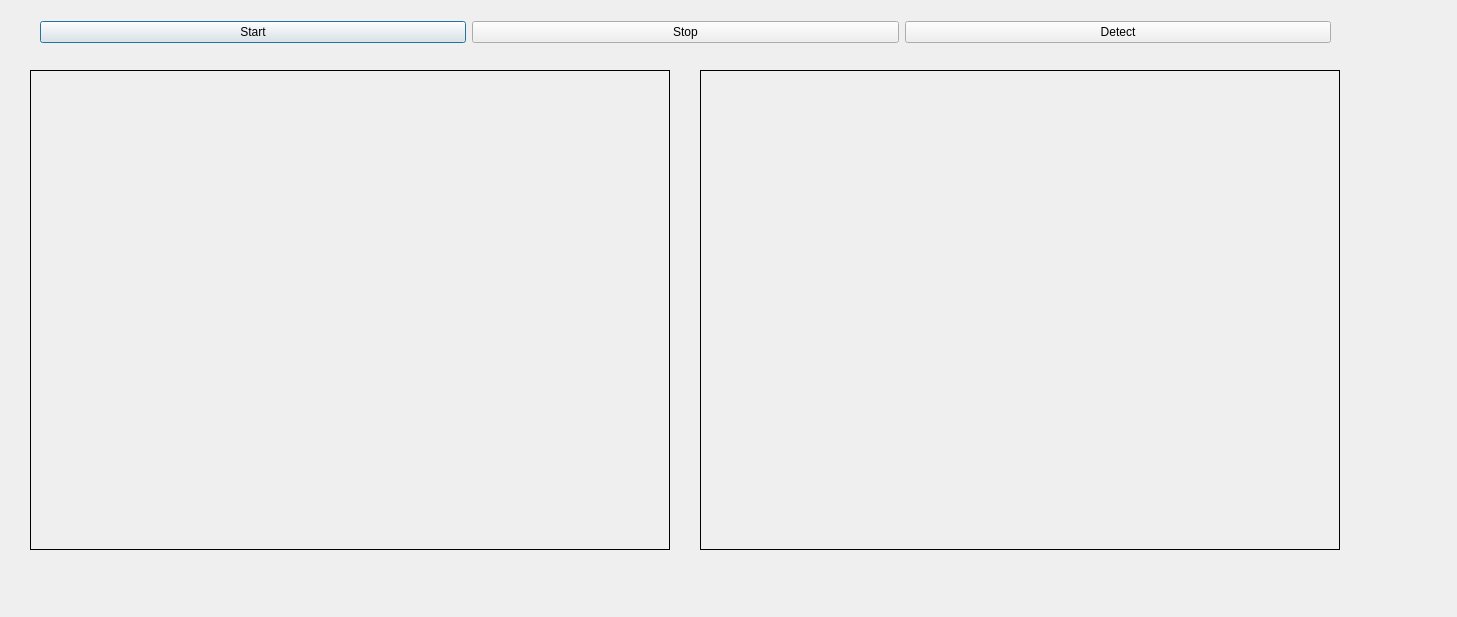
This is GUI/face_detection.ui in star6973/unmanned-payment-system as Qt 5 draws it before an edit. The edited form follows.
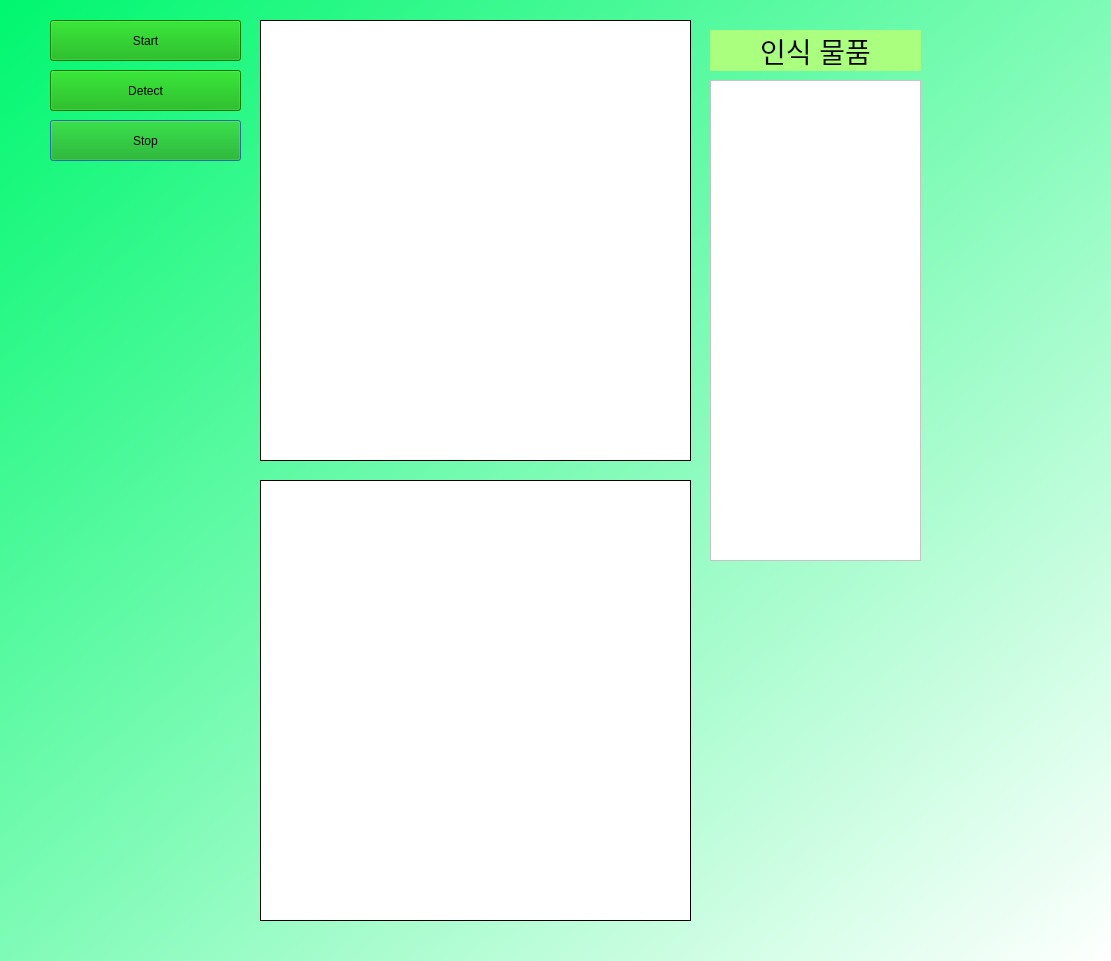
This is the edited form.

Patch:
```diff
--- a/GUI/face_detection.ui
+++ b/GUI/face_detection.ui
@@ -6,22 +6,28 @@
    <rect>
     <x>0</x>
     <y>0</y>
-    <width>1457</width>
-    <height>617</height>
+    <width>1111</width>
+    <height>961</height>
    </rect>
   </property>
   <property name="windowTitle">
    <string>Dialog</string>
   </property>
+  <property name="styleSheet">
+   <string notr="true">background-color: qlineargradient(spread:pad, x1:0, y1:0, x2:1, y2:1, stop:0 rgba(0, 247, 111, 255), stop:1 rgba(255, 255, 255, 255));</string>
+  </property>
   <widget class="QLabel" name="imgLabel">
    <property name="geometry">
     <rect>
-     <x>30</x>
-     <y>70</y>
-     <width>640</width>
-     <height>480</height>
+     <x>260</x>
+     <y>20</y>
+     <width>431</width>
+     <height>441</height>
     </rect>
    </property>
+   <property name="styleSheet">
+    <string notr="true">background-color: rgb(255, 255, 255);</string>
+   </property>
    <property name="frameShape">
     <enum>QFrame::Box</enum>
    </property>
@@ -32,12 +38,15 @@
   <widget class="QLabel" name="processedImgLabel">
    <property name="geometry">
     <rect>
-     <x>700</x>
-     <y>70</y>
-     <width>640</width>
-     <height>480</height>
+     <x>260</x>
+     <y>480</y>
+     <width>431</width>
+     <height>441</height>
     </rect>
    </property>
+   <property name="styleSheet">
+    <string notr="true">background-color: rgb(255, 255, 255);</string>
+   </property>
    <property name="frameShape">
     <enum>QFrame::Box</enum>
    </property>
@@ -45,38 +54,90 @@
     <string/>
    </property>
   </widget>
-  <widget class="QWidget" name="">
+  <widget class="QListWidget" name="listWidget">
    <property name="geometry">
     <rect>
-     <x>40</x>
+     <x>710</x>
+     <y>80</y>
+     <width>211</width>
+     <height>481</height>
+    </rect>
+   </property>
+   <property name="styleSheet">
+    <string notr="true">background-color: rgb(255, 255, 255);</string>
+   </property>
+  </widget>
+  <widget class="QPushButton" name="stopButton">
+   <property name="geometry">
+    <rect>
+     <x>50</x>
+     <y>120</y>
+     <width>191</width>
+     <height>41</height>
+    </rect>
+   </property>
+   <property name="styleSheet">
+    <string notr="true">background-color: rgb(0, 170, 0);</string>
+   </property>
+   <property name="text">
+    <string>Stop</string>
+   </property>
+  </widget>
+  <widget class="QPushButton" name="startButton">
+   <property name="geometry">
+    <rect>
+     <x>50</x>
      <y>20</y>
-     <width>1291</width>
-     <height>25</height>
+     <width>191</width>
+     <height>41</height>
     </rect>
    </property>
-   <layout class="QHBoxLayout" name="horizontalLayout">
-    <item>
-     <widget class="QPushButton" name="startButton">
-      <property name="text">
-       <string>Start</string>
-      </property>
-     </widget>
-    </item>
-    <item>
-     <widget class="QPushButton" name="stopButton">
-      <property name="text">
-       <string>Stop</string>
-      </property>
-     </widget>
-    </item>
-    <item>
-     <widget class="QPushButton" name="detectButton">
-      <property name="text">
-       <string>Detect</string>
-      </property>
-     </widget>
-    </item>
-   </layout>
+   <property name="styleSheet">
+    <string notr="true">background-color: rgb(0, 170, 0);</string>
+   </property>
+   <property name="text">
+    <string>Start</string>
+   </property>
+  </widget>
+  <widget class="QPushButton" name="detectButton">
+   <property name="geometry">
+    <rect>
+     <x>50</x>
+     <y>70</y>
+     <width>191</width>
+     <height>41</height>
+    </rect>
+   </property>
+   <property name="styleSheet">
+    <string notr="true">background-color: rgb(0, 170, 0);</string>
+   </property>
+   <property name="text">
+    <string>Detect</string>
+   </property>
+  </widget>
+  <widget class="QLabel" name="label">
+   <property name="geometry">
+    <rect>
+     <x>710</x>
+     <y>30</y>
+     <width>211</width>
+     <height>41</height>
+    </rect>
+   </property>
+   <property name="font">
+    <font>
+     <pointsize>21</pointsize>
+    </font>
+   </property>
+   <property name="styleSheet">
+    <string notr="true">background-color: rgb(170, 255, 127);</string>
+   </property>
+   <property name="text">
+    <string>인식 물품</string>
+   </property>
+   <property name="alignment">
+    <set>Qt::AlignCenter</set>
+   </property>
   </widget>
  </widget>
  <resources/>
```
